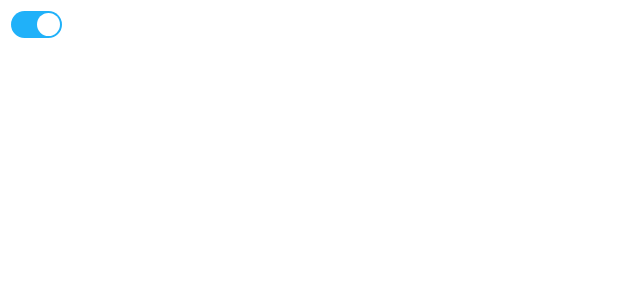
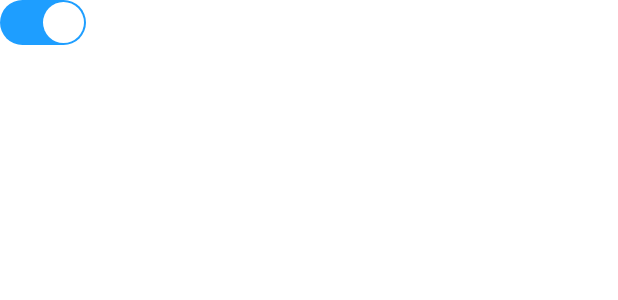
Before and after one commit to wilyyang/FancyMansionRenewal, an Android app built with Jetpack Compose: the @Preview function SettingScreenPreview, on a phone screen of 412 x 824 dp. Shown: the top 300 px of the screen. Run offline under Robolectric (Android 15) with nearby library versions, the phone set to English and light mode, and no system bars; Roboto replaces fonts that are not available here.

```diff
--- a/core/presentation/src/main/kotlin/com/fancymansion/core/presentation/compose/component/Swich.kt
+++ b/core/presentation/src/main/kotlin/com/fancymansion/core/presentation/compose/component/Swich.kt
@@ -8,54 +8,59 @@ import androidx.compose.foundation.layout.Box
 import androidx.compose.foundation.layout.Row
 import androidx.compose.foundation.layout.Spacer
 import androidx.compose.foundation.layout.aspectRatio
+import androidx.compose.foundation.layout.fillMaxHeight
 import androidx.compose.foundation.layout.fillMaxSize
 import androidx.compose.foundation.layout.fillMaxWidth
 import androidx.compose.foundation.layout.height
 import androidx.compose.foundation.layout.padding
-import androidx.compose.foundation.layout.size
-import androidx.compose.foundation.shape.RoundedCornerShape
+import androidx.compose.foundation.shape.CircleShape
+import androidx.compose.material3.MaterialTheme
 import androidx.compose.runtime.Composable
 import androidx.compose.runtime.getValue
 import androidx.compose.ui.Modifier
 import androidx.compose.ui.draw.clip
+import androidx.compose.ui.draw.drawBehind
+import androidx.compose.ui.geometry.Offset
+import androidx.compose.ui.geometry.Size
 import androidx.compose.ui.graphics.Color
 import androidx.compose.ui.tooling.preview.Preview
 import androidx.compose.ui.unit.Dp
 import androidx.compose.ui.unit.dp
 import com.fancymansion.core.presentation.compose.modifier.clickSingle
-import com.fancymansion.core.presentation.compose.theme.ColorSet
+import com.fancymansion.core.presentation.compose.shape.RoundedRectangleShape
 import com.fancymansion.core.presentation.compose.theme.FancyMansionTheme
 
 @Composable
 fun BasicSwitch(
-    height: Dp = 18.dp,
-    switchOutSidePadding : Dp = 7.dp,
-    checkedColor : Color = ColorSet.blue_20b1f9,
-    uncheckedColor : Color = ColorSet.gray_cecece,
+    modifier: Modifier,
+
+    checkedColor : Color = MaterialTheme.colorScheme.primary,
+    uncheckedColor : Color = MaterialTheme.colorScheme.outline,
+
     thumbColor: Color = Color.White,
     thumbPadding : Dp = 1.dp,
-    isSwitchOn: Boolean,
-    onCheckedChange: (Boolean) -> Unit
+
+    checked: Boolean,
+    onClickChecked: (Boolean) -> Unit
 ) {
     val backgroundColor by animateColorAsState(
-        targetValue = if (isSwitchOn) checkedColor else uncheckedColor,
+        targetValue = if (checked) checkedColor else uncheckedColor,
         animationSpec = tween(durationMillis = 200),
         label = "background color"
     )
     val thumbSpaceRatio by animateFloatAsState(
-        targetValue = if (isSwitchOn) 0.5f else 0f,
+        targetValue = if (checked) 0.5f else 0f,
         animationSpec = tween(durationMillis = 200),
         label = "thumb animation"
     )
+
     Box(
-        modifier = Modifier
-            .padding(switchOutSidePadding)
-            .height(height)
+        modifier = modifier
             .aspectRatio(1.9f / 1f)
-            .clip(RoundedCornerShape(height))
+            .clip(shape = RoundedRectangleShape())
             .background(backgroundColor)
             .clickSingle {
-                onCheckedChange(!isSwitchOn)
+                onClickChecked(!checked)
             }
     ) {
         Row(
@@ -65,8 +70,8 @@ fun BasicSwitch(
         ) {
             Spacer(modifier = Modifier.fillMaxWidth(thumbSpaceRatio))
             Box(modifier = Modifier
-                .size(height-1.dp)
-                .clip(RoundedCornerShape(height))
+                .fillMaxHeight().aspectRatio(1f)
+                .clip(CircleShape)
                 .background(thumbColor)
             )
         }
@@ -78,6 +83,6 @@ fun BasicSwitch(
 fun SettingScreenPreview(
 ) {
     FancyMansionTheme {
-        BasicSwitch(isSwitchOn = true, onCheckedChange = {})
+        BasicSwitch(modifier = Modifier.height(30.dp), checked = true, onClickChecked = {})
     }
 }
--- a/core/presentation/src/main/kotlin/com/fancymansion/core/presentation/compose/shape/RoundedCornerShape.kt
+++ b/core/presentation/src/main/kotlin/com/fancymansion/core/presentation/compose/shape/RoundedCornerShape.kt
@@ -1,6 +1,8 @@
 package com.fancymansion.core.presentation.compose.shape
 
+import androidx.compose.ui.geometry.CornerRadius
 import androidx.compose.ui.geometry.Rect
+import androidx.compose.ui.geometry.RoundRect
 import androidx.compose.ui.geometry.Size
 import androidx.compose.ui.graphics.Outline
 import androidx.compose.ui.graphics.Path
@@ -58,3 +60,29 @@ class RoundedHorizontalCornerShape(
         return Outline.Generic(path)
     }
 }
+
+class RoundedRectangleShape : Shape {
+
+    override fun createOutline(
+        size: Size,
+        layoutDirection: LayoutDirection,
+        density: Density
+    ): Outline {
+        val cornerRadius = size.minDimension / 2
+        val path = Path().apply {
+            addRoundRect(
+                roundRect = RoundRect(
+                    left = 0f,
+                    top = 0f,
+                    right = size.width,
+                    bottom = size.height,
+                    topLeftCornerRadius = CornerRadius(cornerRadius),
+                    topRightCornerRadius = CornerRadius(cornerRadius),
+                    bottomLeftCornerRadius = CornerRadius(cornerRadius),
+                    bottomRightCornerRadius = CornerRadius(cornerRadius)
+                )
+            )
+        }
+        return Outline.Generic(path)
+    }
+}
```
Also changed, not shown: core/presentation/src/main/kotlin/com/fancymansion/core/presentation/compose/component/Text.kt (+2 -65 lines), core/presentation/src/main/kotlin/com/fancymansion/core/presentation/compose/component/TextBox.kt (+15 -15 lines), core/presentation/src/main/res/drawable/ic_text_cancel.png (added), core/presentation/src/main/res/drawable/ic_text_password_hide.png (added), core/presentation/src/main/res/drawable/ic_text_password_show.png (added), core/presentation/src/main/res/drawable/ic_textbox_cancel.png (deleted), core/presentation/src/main/res/drawable/ic_textbox_password_hide.png (deleted), core/presentation/src/main/res/drawable/ic_textbox_password_show.png (deleted).
